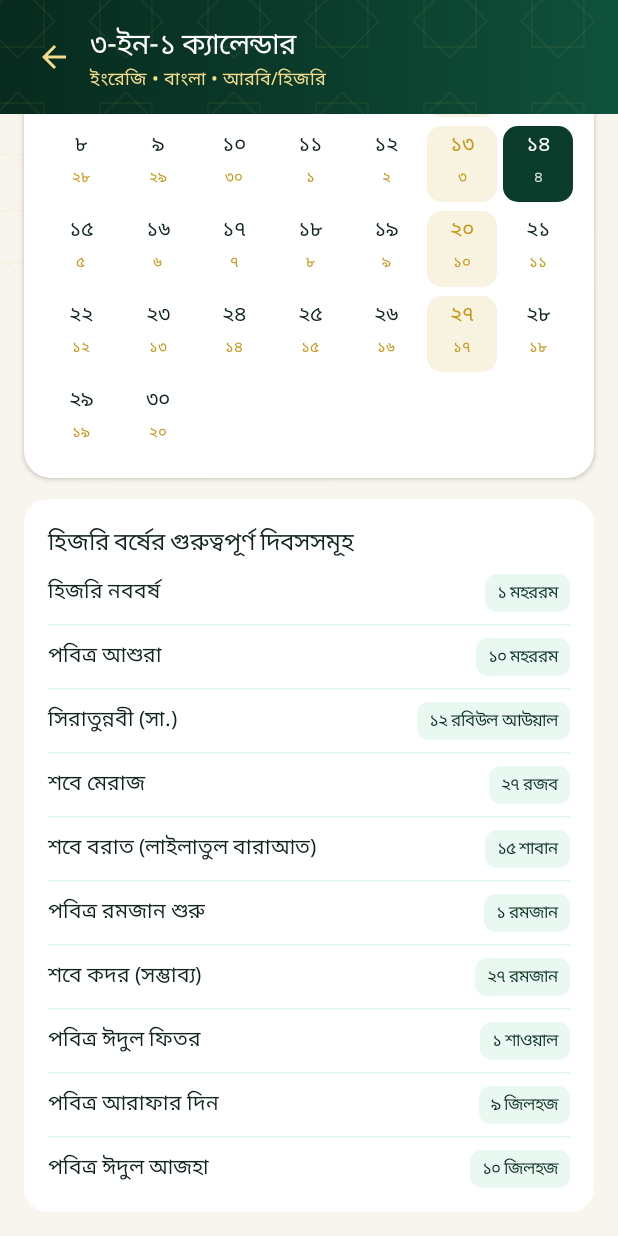
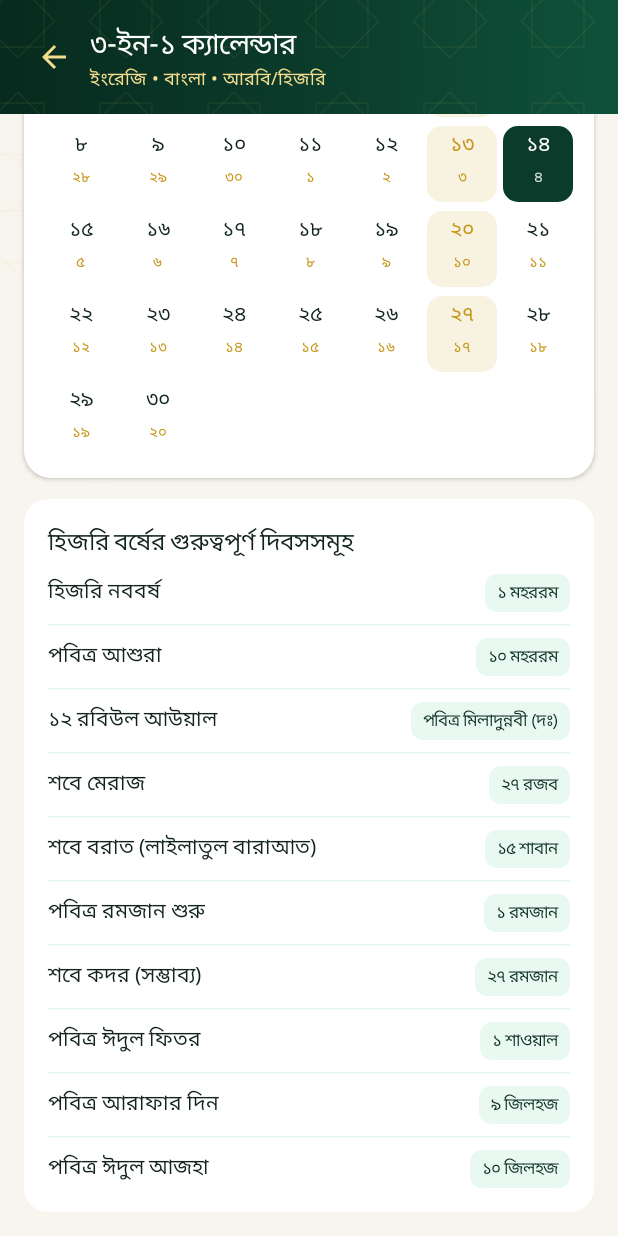
Before and after one commit to Jahedul1997/-islamic-Quiz-, an Android app built with Jetpack Compose: the CalendarScreen screen opened through its navigation route, scrolled down 465 dp, on a phone screen of 412 x 824 dp. Run offline under Robolectric (Android 15) with nearby library versions, the phone set to English and light mode, and no system bars; our stand-ins replace AdMob, Room's generated code; pictures from the network do not load.

Commit message:
Update CalendarScreen.kt

```diff
--- a/app/src/main/java/com/example/ui/screens/CalendarScreen.kt
+++ b/app/src/main/java/com/example/ui/screens/CalendarScreen.kt
@@ -98,7 +98,7 @@ fun CalendarScreen(
         listOf(
             "১ মহররম" to "হিজরি নববর্ষ",
             "১০ মহররম" to "পবিত্র আশুরা",
-            "১২ রবিউল আউয়াল" to "সিরাতুন্নবী (সা.)",
+            "পবিত্র মিলাদুন্নবী (দঃ)" to "১২ রবিউল আউয়াল",
             "২৭ রজব" to "শবে মেরাজ",
             "১৫ শাবান" to "শবে বরাত (লাইলাতুল বারাআত)",
             "১ রমজান" to "পবিত্র রমজান শুরু",
```
